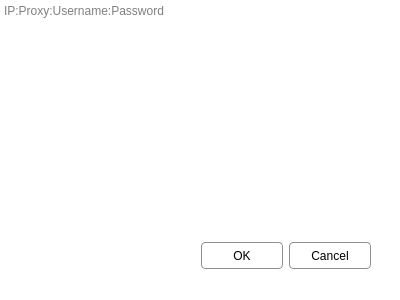
This is proxyinput.ui in RequiemTech/Proxy-Tester as Qt 5 draws it before an edit. The edited form follows.
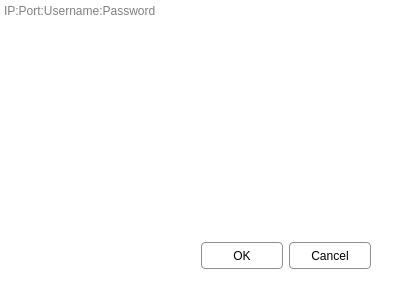
This is the edited form. Icons and pictures are not drawn.

Commit message: Fixed runtime errors

```diff
--- a/proxyinput.ui
+++ b/proxyinput.ui
@@ -778,7 +778,7 @@
     <enum>QFrame::Plain</enum>
    </property>
    <property name="placeholderText">
-    <string>IP:Proxy:Username:Password</string>
+    <string>IP:Port:Username:Password</string>
    </property>
   </widget>
  </widget>
```
The commit also changes 2 other files.
